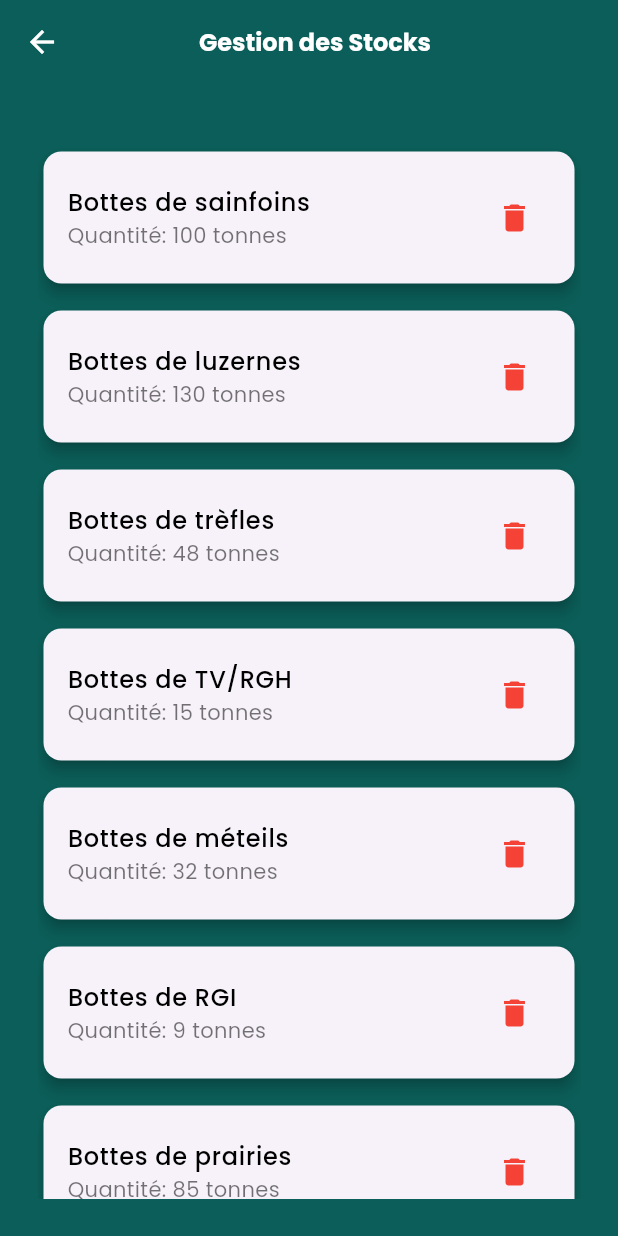
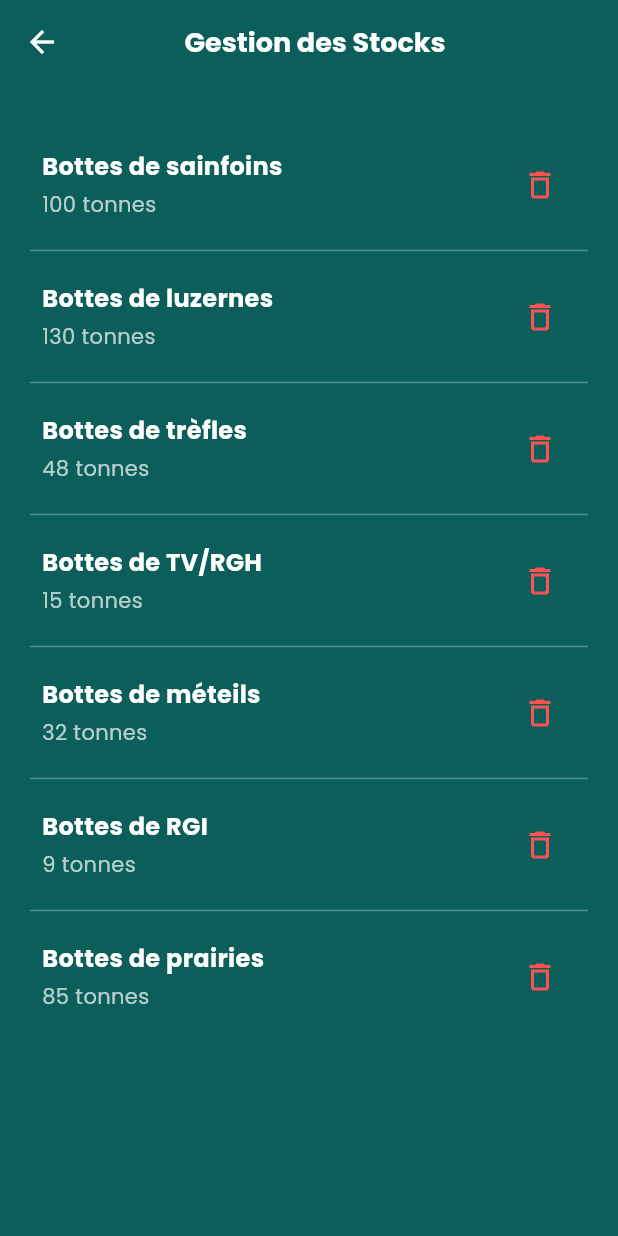
Before and after one commit to mikaelvery/sheep_care, a Flutter app: the StockManagementScreen screen opened directly, on a phone screen of 412 x 824 dp. Run offline on Flutter 3.47's test engine with Material 3 defaults, Android fonts, the phone set to English and light mode, and no system bars; our stand-ins replace firebase_auth, firebase_core, google_maps_flutter, google_sign_in, ionicons; accounts and stored records are empty.

Commit message:
Improved style of stock list items

```diff
--- a/lib/screens/stock_management_screen.dart
+++ b/lib/screens/stock_management_screen.dart
@@ -27,7 +27,7 @@ class StockManagementScreen extends StatelessWidget {
             style: TextStyle(
               color: Colors.white,
               fontWeight: FontWeight.bold,
-              fontSize: 16,
+              fontSize: 18,
             ),
           ),
           showBackButton: true,
@@ -42,42 +42,60 @@ class StockManagementScreen extends StatelessWidget {
           ],
         ),
         body: Padding(
-          padding: const EdgeInsets.all(25.0),
+          padding: const EdgeInsets.symmetric(horizontal: 20.0, vertical: 15.0),
           child: Column(
             children: [
               const SizedBox(height: 16),
 
-              // Liste des stocks
               Expanded(
                 child: ListView.separated(
                   itemCount: stockData.length,
-                  separatorBuilder: (context, index) => const SizedBox(height: 10),
+                  separatorBuilder: (context, index) => const Divider(
+                    thickness: 1.0,
+                    color: Colors.white30,
+                  ),
                   itemBuilder: (context, index) {
                     final item = stockData[index];
-                    return Card(
-                      elevation: 4,
-                      shape: RoundedRectangleBorder(
-                        borderRadius: BorderRadius.circular(12),
-                      ),
-                      child: ListTile(
-                        contentPadding: const EdgeInsets.symmetric(vertical: 8, horizontal: 16),
-                        title: Text(
+                    return GestureDetector(
+                      onTap: () {
+
+                      },
+                      child: Container(
+                        padding: const EdgeInsets.symmetric(vertical: 12, horizontal: 8),
+                        child: Row(
+                          mainAxisAlignment: MainAxisAlignment.spaceBetween,
+                          children: [
+
+                            Column(
+                              crossAxisAlignment: CrossAxisAlignment.start,
+                              children: [
+                                Text(
                                   item['name'],
                                   style: const TextStyle(
-                            fontWeight: FontWeight.w500,
+                                    fontWeight: FontWeight.bold,
                                     fontSize: 16,
-                            color: Colors.black,
+                                    color: Colors.white,
                                   ),
                                 ),
-                        subtitle: Text(
-                          'Quantité: ${item['quantity']} tonnes',
-                          style: const TextStyle(fontSize: 14, color: Colors.black54),
+                                const SizedBox(height: 4),
+                                Text(
+                                  '${item['quantity']} tonnes',
+                                  style: const TextStyle(
+                                    fontSize: 14,
+                                    color: Colors.white70,
                                   ),
-                        trailing: IconButton(
-                          icon: const Icon(Icons.delete, color: Colors.red),
+                                ),
+                              ],
+                            ),
+                            // Bouton de suppression
+                            IconButton(
+                              icon: const Icon(Icons.delete_outline),
+                              color: Colors.redAccent,
                               onPressed: () {
 
                               },
+                            ),
+                          ],
                         ),
                       ),
                     );
```
Lines whose indentation alone changed are shown as unchanged.
